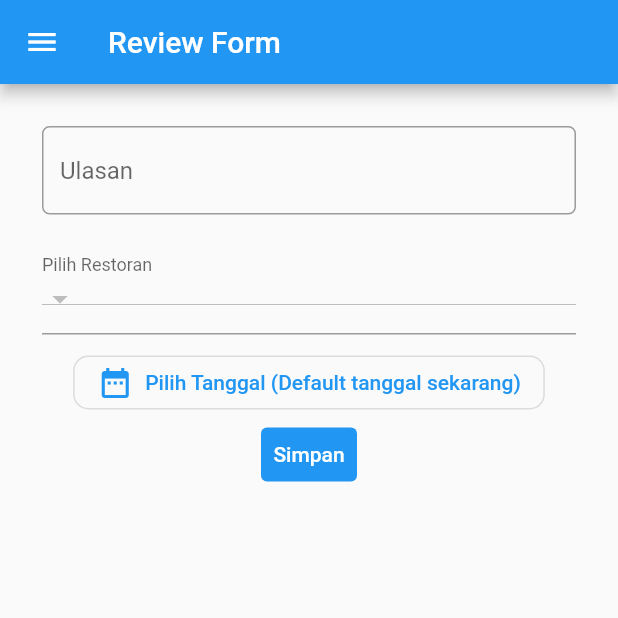
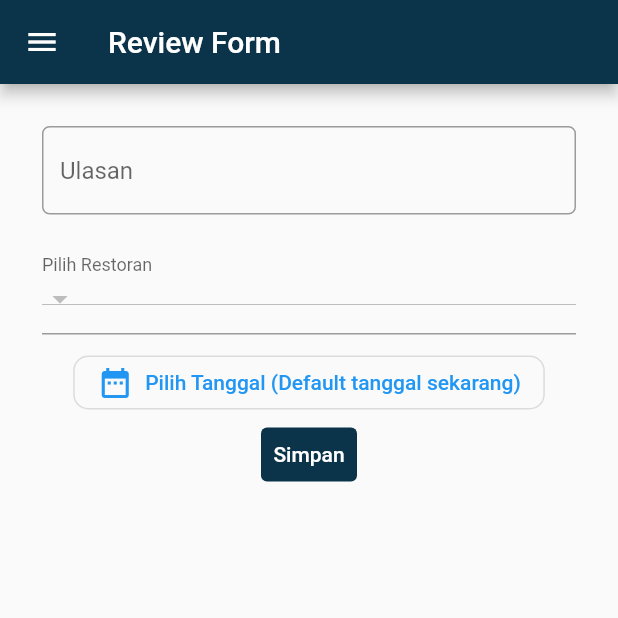
Before and after one commit to depoksmartcity/depoksmartcity-flutter, a Flutter app: the MyFormPage screen opened directly, on a phone screen of 412 x 824 dp, the top half of it. Run offline on Flutter 3.47's test engine with Material 2 defaults, Android fonts, the phone set to English and light mode, and no system bars; our stand-ins replace carousel_slider, shared_preferences; missing offline and left inert: pbp_django_auth; accounts and stored records are empty; network calls fail.

Commit message:
styling cahnges

```diff
--- a/lib/page/restaurant/add_rev.dart
+++ b/lib/page/restaurant/add_rev.dart
@@ -60,6 +60,10 @@ class _MyFormPageState extends State<MyFormPage> {
     return Scaffold(
       appBar: AppBar(
         title: Text("Review Form"),
+        flexibleSpace: Container(
+          decoration:
+              const BoxDecoration(color: Color.fromARGB(255, 11, 51, 74)),
+        ),
       ),
       // Menambahkan drawer menu
       drawer: const DrawerClass(),
@@ -153,7 +157,7 @@ class _MyFormPageState extends State<MyFormPage> {
                   style: TextStyle(color: Colors.white),
                 ),
                 style: ButtonStyle(
-                  backgroundColor: MaterialStateProperty.all(Colors.blue),
+                  backgroundColor: MaterialStateProperty.all(Color.fromARGB(255, 11, 51, 74)),
                 ),
                 onPressed: () {
                   if (_formKey.currentState!.validate()) {
--- a/lib/page/restaurant/rev_resto.dart
+++ b/lib/page/restaurant/rev_resto.dart
@@ -27,6 +27,10 @@ class _MyRevState extends State<MyRevPage> {
     return Scaffold(
         appBar: AppBar(
           title: Text("Form"),
+          flexibleSpace: Container(
+            decoration:
+                const BoxDecoration(color: Color.fromARGB(255, 11, 51, 74)),
+          ),
         ),
         // Menambahkan drawer menu
         drawer: const DrawerClass(),
@@ -49,8 +53,8 @@ class _MyRevState extends State<MyRevPage> {
                 textDirection: TextDirection.rtl,
                 children: [
                 FloatingActionButton(
+                  backgroundColor: Color.fromARGB(255, 11, 51, 74),
                     child: const Icon(Icons.add),
-
                     onPressed: ()
                         {
                             if (request.loggedIn) {
```
Also changed, not shown: lib/page/restaurant/detail_restaurant.dart (+6 -2 lines), lib/page/restaurant/restaurant.dart (+6 -2 lines), lib/page/restaurant/restaurant_reviews.dart (deleted, +0 -91 lines), 1 other file.
